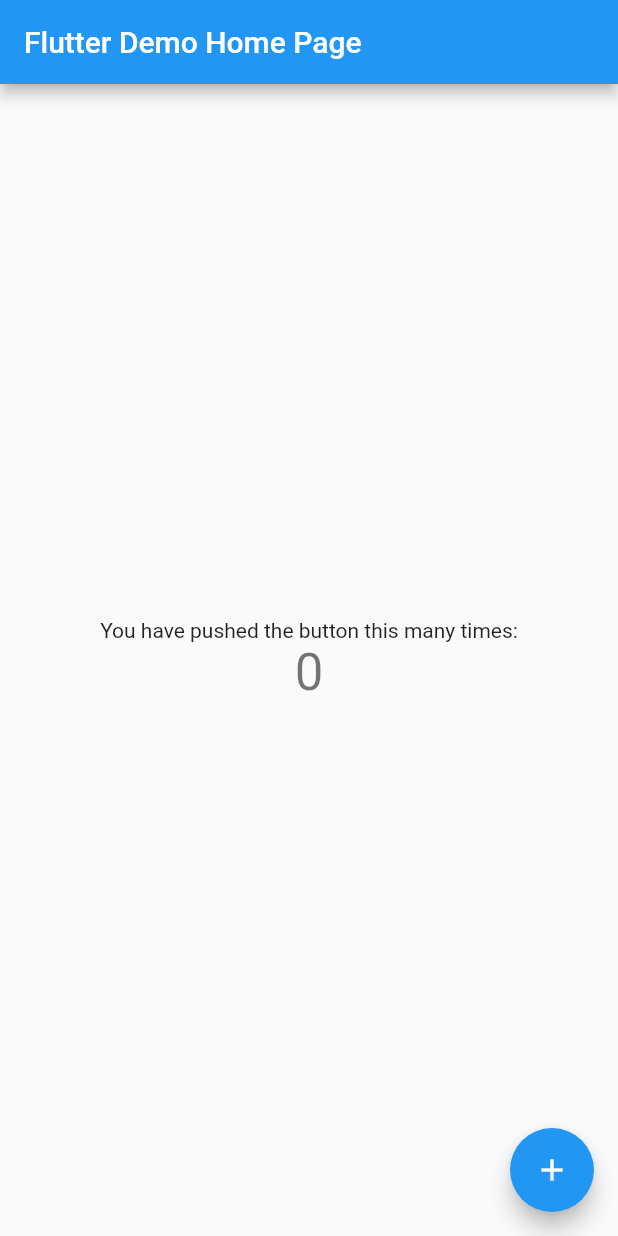
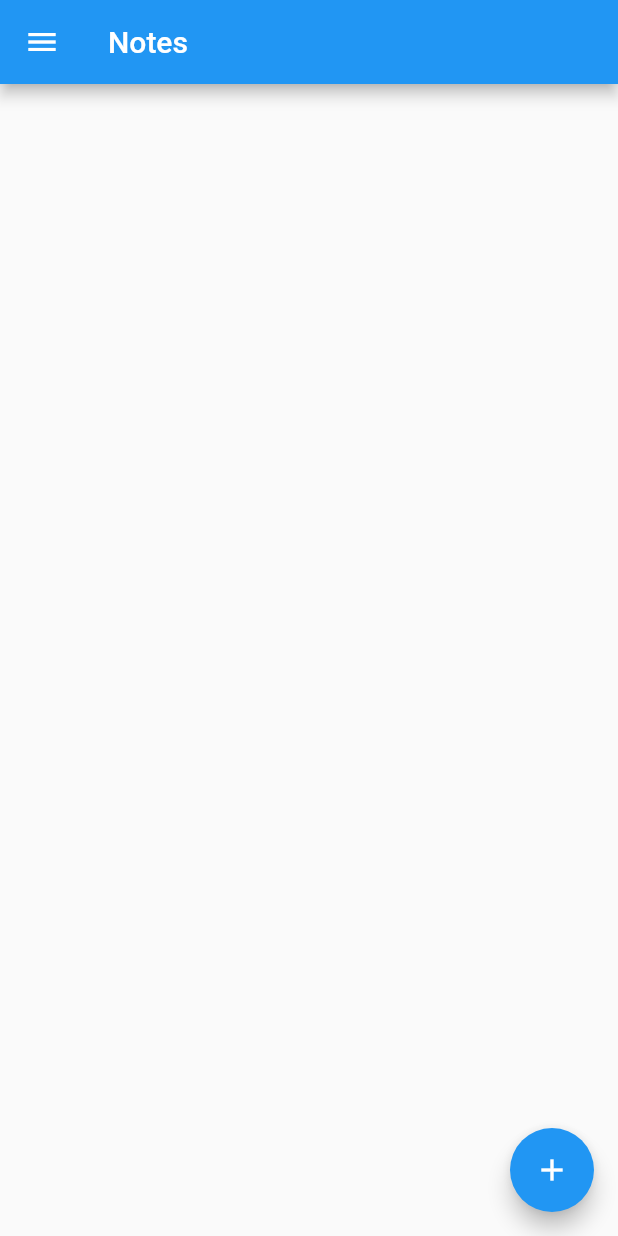
Before and after one commit to FastTr/NotesMobile, a Flutter app: the screen it shows after launch, on a phone screen of 412 x 824 dp. Run offline on Flutter 3.47's test engine with Material 2 defaults, Android fonts, the phone set to English and light mode, and no system bars.

Commit message:
Basic functionality of app done, need to add on-device saving

```diff
--- a/notes_mobile/lib/main.dart
+++ b/notes_mobile/lib/main.dart
@@ -1,41 +1,48 @@
+// Copyright (c) 2019, the Dart project authors.  Please see the AUTHORS file
+// for details. All rights reserved. Use of this source code is governed by a
+// BSD-style license that can be found in the LICENSE file.
+
 import 'package:flutter/material.dart';
 
 void main() => runApp(MyApp());
 
 class MyApp extends StatelessWidget {
-  // This widget is the root of your application.
   @override
   Widget build(BuildContext context) {
     return MaterialApp(
-      title: 'Flutter Demo',
+      title: 'Notes',
+      debugShowCheckedModeBanner: false,
       theme: ThemeData(
-        // This is the theme of your application.
-        //
-        // Try running your application with "flutter run". You'll see the
-        // application has a blue toolbar. Then, without quitting the app, try
-        // changing the primarySwatch below to Colors.green and then invoke
-        // "hot reload" (press "r" in the console where you ran "flutter run",
-        // or simply save your changes to "hot reload" in a Flutter IDE).
-        // Notice that the counter didn't reset back to zero; the application
-        // is not restarted.
         primarySwatch: Colors.blue,
       ),
-      home: MyHomePage(title: 'Flutter Demo Home Page'),
+      home: MyHomePage(title: 'Notes'),
     );
   }
 }
 
+buttonPressed() {
+  print("BUTTON CLICKED");
+}
+
+Map<String, String> notesMap = new Map<String, String>();
+
+// TODO: Add new notes to a ListView dynamically
+Widget myListView(BuildContext context, Map<String, String> notesMap) {
+
+  return new ListView.builder(
+    itemCount: notesMap.length,
+    itemBuilder: (BuildContext context, int index) {
+      return ListTile(
+        title: Text("${notesMap.keys.elementAt(index)}"),
+        subtitle: Text("${notesMap[notesMap.keys.elementAt(index)]}"),
+      );
+    },
+  );
+
+}
+
 class MyHomePage extends StatefulWidget {
   MyHomePage({Key key, this.title}) : super(key: key);
-
-  // This widget is the home page of your application. It is stateful, meaning
-  // that it has a State object (defined below) that contains fields that affect
-  // how it looks.
-
-  // This class is the configuration for the state. It holds the values (in this
-  // case the title) provided by the parent (in this case the App widget) and
-  // used by the build method of the State. Fields in a Widget subclass are
-  // always marked "final".
 
   final String title;
 
@@ -43,69 +50,159 @@ class MyHomePage extends StatefulWidget {
   _MyHomePageState createState() => _MyHomePageState();
 }
 
+
 class _MyHomePageState extends State<MyHomePage> {
-  int _counter = 0;
-
-  void _incrementCounter() {
-    setState(() {
-      // This call to setState tells the Flutter framework that something has
-      // changed in this State, which causes it to rerun the build method below
-      // so that the display can reflect the updated values. If we changed
-      // _counter without calling setState(), then the build method would not be
-      // called again, and so nothing would appear to happen.
-      _counter++;
-    });
-  }
 
   @override
   Widget build(BuildContext context) {
-    // This method is rerun every time setState is called, for instance as done
-    // by the _incrementCounter method above.
-    //
-    // The Flutter framework has been optimized to make rerunning build methods
-    // fast, so that you can just rebuild anything that needs updating rather
-    // than having to individually change instances of widgets.
+
+    ListView drawerListView = new ListView(
+      children: <Widget>[
+        new OutlineButton(
+            padding: new EdgeInsets.all(15.0),
+            child: new Text("Spreadsheet",
+                style: TextStyle(
+                  fontSize: 20.0,
+                  fontWeight: FontWeight.bold,
+                )),
+            onPressed: () {
+              null;
+            },
+            textColor: Colors.green),
+
+        new OutlineButton(
+            padding: new EdgeInsets.all(15.0),
+            child: new Text("Calendar",
+                style: TextStyle(
+                  fontSize: 20.0,
+                  fontWeight: FontWeight.bold,
+                )),
+            onPressed: () {
+              null;
+            },
+            textColor: Colors.green),
+
+        new OutlineButton(
+            padding: new EdgeInsets.all(15.0),
+            child: new Text("Calculator",
+                style: TextStyle(
+                  fontSize: 20.0,
+                  fontWeight: FontWeight.bold,
+                )),
+            onPressed: () {
+              null;
+            },
+            textColor: Colors.green)
+
+      ],
+    );
+
+    Drawer drawer = new Drawer(child: drawerListView);
+
+    return Scaffold(
+        drawer: drawer,
+        appBar: AppBar(
+          title: Text(widget.title),
+        ),
+        body: myListView(context, notesMap),
+
+        floatingActionButton: new FloatingActionButton(
+          onPressed: (){
+            Navigator.push(
+              context,
+              MaterialPageRoute(builder: (context) => NewNotePage()),
+            );
+          },
+          tooltip: "Make a new note",
+          child: new Icon(Icons.add),
+        )
+
+        );
+  }
+}
+
+
+class NewNotePage extends StatelessWidget{
+
+
+
+  @override
+  Widget build(BuildContext context) {
+    final TextEditingController notesTitleController = new TextEditingController();
+    final TextEditingController notesContentController = new TextEditingController();
+    String noteTitle = "";
+    String noteContent = "";
+
+
+
+
+  // void disposeNotesTitle() {
+  //   // Clean up the controller when the widget is disposed.
+  //   notesTitleController.dispose();
+  //   super.dispose();
+  // }
+
+  // void disposeNotesContent() {
+  //   notesContentController.dispose();
+  //   super.dispose();
+  // }
+
     return Scaffold(
       appBar: AppBar(
-        // Here we take the value from the MyHomePage object that was created by
-        // the App.build method, and use it to set our appbar title.
-        title: Text(widget.title),
+        title: Text("New Note"),
       ),
-      body: Center(
-        // Center is a layout widget. It takes a single child and positions it
-        // in the middle of the parent.
-        child: Column(
-          // Column is also a layout widget. It takes a list of children and
-          // arranges them vertically. By default, it sizes itself to fit its
-          // children horizontally, and tries to be as tall as its parent.
-          //
-          // Invoke "debug painting" (press "p" in the console, choose the
-          // "Toggle Debug Paint" action from the Flutter Inspector in Android
-          // Studio, or the "Toggle Debug Paint" command in Visual Studio Code)
-          // to see the wireframe for each widget.
-          //
-          // Column has various properties to control how it sizes itself and
-          // how it positions its children. Here we use mainAxisAlignment to
-          // center the children vertically; the main axis here is the vertical
-          // axis because Columns are vertical (the cross axis would be
-          // horizontal).
-          mainAxisAlignment: MainAxisAlignment.center,
-          children: <Widget>[
-            Text(
-              'You have pushed the button this many times:',
-            ),
-            Text(
-              '$_counter',
-              style: Theme.of(context).textTheme.display1,
-            ),
-          ],
+      body: Padding(
+          padding: const EdgeInsets.all(15.0),
+          child: new Column(
+            children: <Widget>[
+              TextField(
+                  controller: notesTitleController,
+                  maxLines: 1,
+                  decoration: InputDecoration(
+                    hintText: "Enter note title here",
+                    border: OutlineInputBorder(),
+                  )),
+              Container(height: 20),
+              TextField(
+                controller: notesContentController,
+                maxLines: 2,
+                decoration: InputDecoration(
+                  hintText: "Enter note here",
+                  border: OutlineInputBorder(),
+                ),
+              ),
+              Container(height: 15),
+              new OutlineButton(
+                  padding: new EdgeInsets.all(15.0),
+                  child: new Text("Finish note",
+                      style: TextStyle(
+                        fontSize: 20.0,
+                        fontWeight: FontWeight.bold,
+                      )),
+                      // Figure out how to make the new note show up after clicking submit button
+                  onPressed: () {
+
+                    Navigator.pop(context);
+                    notesMap[notesTitleController.text] = notesContentController.text;
+                    // setState() {
+
+                    // }
+                  },
+
+                  textColor: Colors.green),
+
+                  // new Expanded(child: new ListView.builder(
+                  //   itemCount: notesMap.length,
+                  //   itemBuilder: (BuildContext context, int index) {
+                  //     _myListView(context, notesTitleController.text, notesContentController.text);
+                  //   },
+                  //   )),
+            ],
+          ),
+
         ),
-      ),
-      floatingActionButton: FloatingActionButton(
-        onPressed: _incrementCounter,
-        tooltip: 'Increment',
-        child: Icon(Icons.add),
-      ), // This trailing comma makes auto-formatting nicer for build methods.
+
+
     );
   }
 }
```
Also changed, not shown: 1 other file.
